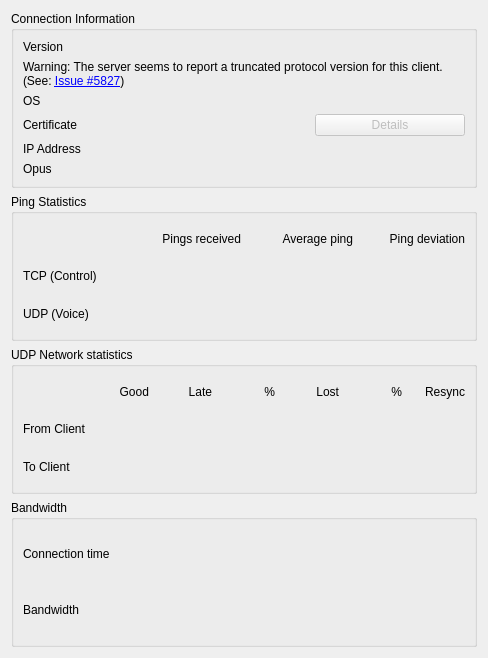
Qt form src/mumble/UserInformation.ui (Hartmnt/mumble) before a commit.
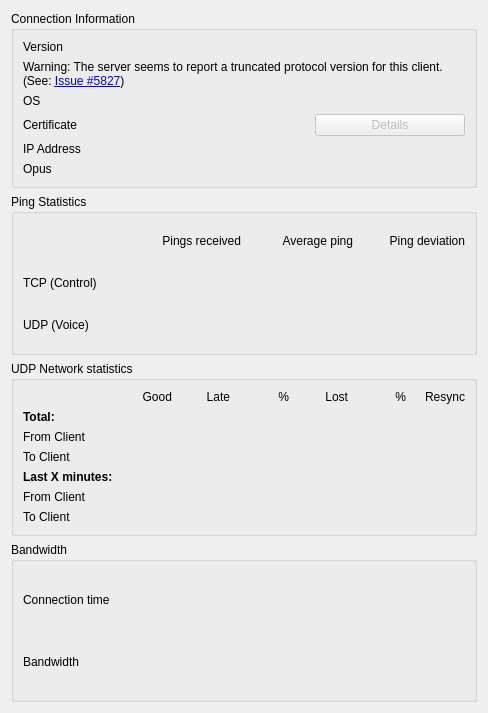
The same form after that commit. Custom widgets are drawn as their Qt base class.

Commit message:
FEAT(server, client): Add rolling connection quality stats
Previously, only the total packet statistics since the user
had connected were tracked. While a good start, these stats
are not really helping to understand sudden connection problems.

This commit adds additional server-side rolling packet stats
which are updated every few seconds/minutes. These new stats
are sent using additional fields in the UserStats protocol
message and rendered in the UserInformation dialog in the
client.

Closes #5872

Diff of the .ui file:
```diff
--- a/src/mumble/UserInformation.ui
+++ b/src/mumble/UserInformation.ui
@@ -7,7 +7,7 @@
     <x>0</x>
     <y>0</y>
     <width>488</width>
-    <height>658</height>
+    <height>713</height>
    </rect>
   </property>
   <property name="windowTitle">
@@ -319,6 +319,26 @@
       <string>UDP Network statistics</string>
      </property>
      <layout class="QGridLayout" name="gridLayout_3">
+      <item row="5" column="6">
+       <widget class="QLabel" name="qlFromResyncRolling">
+        <property name="text">
+         <string/>
+        </property>
+        <property name="alignment">
+         <set>Qt::AlignmentFlag::AlignRight|Qt::AlignmentFlag::AlignTrailing|Qt::AlignmentFlag::AlignVCenter</set>
+        </property>
+       </widget>
+      </item>
+      <item row="6" column="0">
+       <widget class="QLabel" name="qliRollingTo">
+        <property name="accessibleName">
+         <string>to client rolling average</string>
+        </property>
+        <property name="text">
+         <string>To Client</string>
+        </property>
+       </widget>
+      </item>
       <item row="0" column="1">
        <widget class="QLabel" name="qliGood">
         <property name="text">
@@ -335,7 +355,116 @@
          <string>Late</string>
         </property>
         <property name="alignment">
-         <set>Qt::AlignRight|Qt::AlignTrailing|Qt::AlignVCenter</set>
+         <set>Qt::AlignmentFlag::AlignRight|Qt::AlignmentFlag::AlignTrailing|Qt::AlignmentFlag::AlignVCenter</set>
+        </property>
+       </widget>
+      </item>
+      <item row="2" column="5">
+       <widget class="QLabel" name="qlFromLostPercent">
+        <property name="text">
+         <string notr="true"/>
+        </property>
+        <property name="alignment">
+         <set>Qt::AlignmentFlag::AlignRight|Qt::AlignmentFlag::AlignTrailing|Qt::AlignmentFlag::AlignVCenter</set>
+        </property>
+       </widget>
+      </item>
+      <item row="6" column="6">
+       <widget class="QLabel" name="qlToResyncRolling">
+        <property name="text">
+         <string/>
+        </property>
+        <property name="alignment">
+         <set>Qt::AlignmentFlag::AlignRight|Qt::AlignmentFlag::AlignTrailing|Qt::AlignmentFlag::AlignVCenter</set>
+        </property>
+       </widget>
+      </item>
+      <item row="5" column="4">
+       <widget class="QLabel" name="qlFromLostRolling">
+        <property name="text">
+         <string/>
+        </property>
+        <property name="alignment">
+         <set>Qt::AlignmentFlag::AlignRight|Qt::AlignmentFlag::AlignTrailing|Qt::AlignmentFlag::AlignVCenter</set>
+        </property>
+       </widget>
+      </item>
+      <item row="2" column="2">
+       <widget class="QLabel" name="qlFromLate">
+        <property name="text">
+         <string/>
+        </property>
+        <property name="alignment">
+         <set>Qt::AlignmentFlag::AlignRight|Qt::AlignmentFlag::AlignTrailing|Qt::AlignmentFlag::AlignVCenter</set>
+        </property>
+        <property name="textInteractionFlags">
+         <set>Qt::TextInteractionFlag::LinksAccessibleByMouse|Qt::TextInteractionFlag::TextSelectableByMouse</set>
+        </property>
+       </widget>
+      </item>
+      <item row="3" column="2">
+       <widget class="QLabel" name="qlToLate">
+        <property name="text">
+         <string/>
+        </property>
+        <property name="alignment">
+         <set>Qt::AlignmentFlag::AlignRight|Qt::AlignmentFlag::AlignTrailing|Qt::AlignmentFlag::AlignVCenter</set>
+        </property>
+        <property name="textInteractionFlags">
+         <set>Qt::TextInteractionFlag::LinksAccessibleByMouse|Qt::TextInteractionFlag::TextSelectableByMouse</set>
+        </property>
+       </widget>
+      </item>
+      <item row="6" column="5">
+       <widget class="QLabel" name="qlToLostPercentRolling">
+        <property name="text">
+         <string/>
+        </property>
+        <property name="alignment">
+         <set>Qt::AlignmentFlag::AlignRight|Qt::AlignmentFlag::AlignTrailing|Qt::AlignmentFlag::AlignVCenter</set>
+        </property>
+       </widget>
+      </item>
+      <item row="6" column="4">
+       <widget class="QLabel" name="qlToLostRolling">
+        <property name="text">
+         <string/>
+        </property>
+        <property name="alignment">
+         <set>Qt::AlignmentFlag::AlignRight|Qt::AlignmentFlag::AlignTrailing|Qt::AlignmentFlag::AlignVCenter</set>
+        </property>
+       </widget>
+      </item>
+      <item row="3" column="3">
+       <widget class="QLabel" name="qlToLatePercent">
+        <property name="text">
+         <string notr="true"/>
+        </property>
+        <property name="alignment">
+         <set>Qt::AlignmentFlag::AlignRight|Qt::AlignmentFlag::AlignTrailing|Qt::AlignmentFlag::AlignVCenter</set>
+        </property>
+       </widget>
+      </item>
+      <item row="6" column="1">
+       <widget class="QLabel" name="qlToGoodRolling">
+        <property name="text">
+         <string/>
+        </property>
+        <property name="alignment">
+         <set>Qt::AlignmentFlag::AlignRight|Qt::AlignmentFlag::AlignTrailing|Qt::AlignmentFlag::AlignVCenter</set>
+        </property>
+       </widget>
+      </item>
+      <item row="2" column="4">
+       <widget class="QLabel" name="qlFromLost">
+        <property name="text">
+         <string/>
+        </property>
+        <property name="alignment">
+         <set>Qt::AlignmentFlag::AlignRight|Qt::AlignmentFlag::AlignTrailing|Qt::AlignmentFlag::AlignVCenter</set>
+        </property>
+        <property name="textInteractionFlags">
+         <set>Qt::TextInteractionFlag::LinksAccessibleByMouse|Qt::TextInteractionFlag::TextSelectableByMouse</set>
         </property>
        </widget>
       </item>
@@ -345,7 +474,125 @@
          <string>Lost</string>
         </property>
         <property name="alignment">
-         <set>Qt::AlignRight|Qt::AlignTrailing|Qt::AlignVCenter</set>
+         <set>Qt::AlignmentFlag::AlignRight|Qt::AlignmentFlag::AlignTrailing|Qt::AlignmentFlag::AlignVCenter</set>
+        </property>
+       </widget>
+      </item>
+      <item row="5" column="1">
+       <widget class="QLabel" name="qlFromGoodRolling">
+        <property name="text">
+         <string/>
+        </property>
+        <property name="alignment">
+         <set>Qt::AlignmentFlag::AlignRight|Qt::AlignmentFlag::AlignTrailing|Qt::AlignmentFlag::AlignVCenter</set>
+        </property>
+       </widget>
+      </item>
+      <item row="6" column="3">
+       <widget class="QLabel" name="qlToLatePercentRolling">
+        <property name="text">
+         <string/>
+        </property>
+        <property name="alignment">
+         <set>Qt::AlignmentFlag::AlignRight|Qt::AlignmentFlag::AlignTrailing|Qt::AlignmentFlag::AlignVCenter</set>
+        </property>
+       </widget>
+      </item>
+      <item row="3" column="0">
+       <widget class="QLabel" name="qliToClient">
+        <property name="text">
+         <string>To Client</string>
+        </property>
+       </widget>
+      </item>
+      <item row="4" column="0">
+       <widget class="QLabel" name="qliRolling">
+        <property name="font">
+         <font>
+          <bold>true</bold>
+         </font>
+        </property>
+        <property name="text">
+         <string>Last X minutes:</string>
+        </property>
+       </widget>
+      </item>
+      <item row="6" column="2">
+       <widget class="QLabel" name="qlToLateRolling">
+        <property name="text">
+         <string/>
+        </property>
+        <property name="alignment">
+         <set>Qt::AlignmentFlag::AlignRight|Qt::AlignmentFlag::AlignTrailing|Qt::AlignmentFlag::AlignVCenter</set>
+        </property>
+       </widget>
+      </item>
+      <item row="2" column="1">
+       <widget class="QLabel" name="qlFromGood">
+        <property name="text">
+         <string/>
+        </property>
+        <property name="alignment">
+         <set>Qt::AlignmentFlag::AlignRight|Qt::AlignmentFlag::AlignTrailing|Qt::AlignmentFlag::AlignVCenter</set>
+        </property>
+        <property name="textInteractionFlags">
+         <set>Qt::TextInteractionFlag::LinksAccessibleByMouse|Qt::TextInteractionFlag::TextSelectableByMouse</set>
+        </property>
+       </widget>
+      </item>
+      <item row="2" column="3">
+       <widget class="QLabel" name="qlFromLatePercent">
+        <property name="text">
+         <string notr="true"/>
+        </property>
+        <property name="alignment">
+         <set>Qt::AlignmentFlag::AlignRight|Qt::AlignmentFlag::AlignTrailing|Qt::AlignmentFlag::AlignVCenter</set>
+        </property>
+       </widget>
+      </item>
+      <item row="0" column="5">
+       <widget class="QLabel" name="qliLostPercent">
+        <property name="text">
+         <string notr="true">%</string>
+        </property>
+        <property name="accessibleName">
+         <string>% lost</string>
+        </property>
+        <property name="alignment">
+         <set>Qt::AlignmentFlag::AlignRight|Qt::AlignmentFlag::AlignTrailing|Qt::AlignmentFlag::AlignVCenter</set>
+        </property>
+       </widget>
+      </item>
+      <item row="5" column="0">
+       <widget class="QLabel" name="qliRollingFrom">
+        <property name="accessibleName">
+         <string>from client rolling average</string>
+        </property>
+        <property name="text">
+         <string>From Client</string>
+        </property>
+       </widget>
+      </item>
+      <item row="2" column="6">
+       <widget class="QLabel" name="qlFromResync">
+        <property name="text">
+         <string/>
+        </property>
+        <property name="alignment">
+         <set>Qt::AlignmentFlag::AlignRight|Qt::AlignmentFlag::AlignTrailing|Qt::AlignmentFlag::AlignVCenter</set>
+        </property>
+        <property name="textInteractionFlags">
+         <set>Qt::TextInteractionFlag::LinksAccessibleByMouse|Qt::TextInteractionFlag::TextSelectableByMouse</set>
+        </property>
+       </widget>
+      </item>
+      <item row="5" column="3">
+       <widget class="QLabel" name="qlFromLatePercentRolling">
+        <property name="text">
+         <string/>
+        </property>
+        <property name="alignment">
+         <set>Qt::AlignmentFlag::AlignRight|Qt::AlignmentFlag::AlignTrailing|Qt::AlignmentFlag::AlignVCenter</set>
         </property>
        </widget>
       </item>
@@ -359,18 +606,11 @@
         </property>
        </widget>
       </item>
-      <item row="1" column="0">
-       <widget class="QLabel" name="qliFromClient">
+      <item row="3" column="5">
+       <widget class="QLabel" name="qlToLostPercent">
         <property name="text">
-         <string>From Client</string>
+         <string notr="true"/>
         </property>
-       </widget>
-      </item>
-      <item row="1" column="1">
-       <widget class="QLabel" name="qlFromGood">
-        <property name="text">
-         <string/>
-        </property>
         <property name="alignment">
          <set>Qt::AlignRight|Qt::AlignTrailing|Qt::AlignVCenter</set>
         </property>
@@ -379,92 +619,7 @@
         </property>
        </widget>
       </item>
-      <item row="1" column="2">
-       <widget class="QLabel" name="qlFromLate">
-        <property name="text">
-         <string/>
-        </property>
-        <property name="alignment">
-         <set>Qt::AlignRight|Qt::AlignTrailing|Qt::AlignVCenter</set>
-        </property>
-        <property name="textInteractionFlags">
-         <set>Qt::LinksAccessibleByMouse|Qt::TextSelectableByMouse</set>
-        </property>
-       </widget>
-      </item>
-      <item row="1" column="4">
-       <widget class="QLabel" name="qlFromLost">
-        <property name="text">
-         <string/>
-        </property>
-        <property name="alignment">
-         <set>Qt::AlignRight|Qt::AlignTrailing|Qt::AlignVCenter</set>
-        </property>
-        <property name="textInteractionFlags">
-         <set>Qt::LinksAccessibleByMouse|Qt::TextSelectableByMouse</set>
-        </property>
-       </widget>
-      </item>
-      <item row="1" column="6">
-       <widget class="QLabel" name="qlFromResync">
-        <property name="text">
-         <string/>
-        </property>
-        <property name="alignment">
-         <set>Qt::AlignRight|Qt::AlignTrailing|Qt::AlignVCenter</set>
-        </property>
-        <property name="textInteractionFlags">
-         <set>Qt::LinksAccessibleByMouse|Qt::TextSelectableByMouse</set>
-        </property>
-       </widget>
-      </item>
-      <item row="2" column="0">
-       <widget class="QLabel" name="qliToClient">
-        <property name="text">
-         <string>To Client</string>
-        </property>
-       </widget>
-      </item>
-      <item row="2" column="1">
-       <widget class="QLabel" name="qlToGood">
-        <property name="text">
-         <string/>
-        </property>
-        <property name="alignment">
-         <set>Qt::AlignRight|Qt::AlignTrailing|Qt::AlignVCenter</set>
-        </property>
-        <property name="textInteractionFlags">
-         <set>Qt::LinksAccessibleByMouse|Qt::TextSelectableByMouse</set>
-        </property>
-       </widget>
-      </item>
-      <item row="2" column="2">
-       <widget class="QLabel" name="qlToLate">
-        <property name="text">
-         <string/>
-        </property>
-        <property name="alignment">
-         <set>Qt::AlignRight|Qt::AlignTrailing|Qt::AlignVCenter</set>
-        </property>
-        <property name="textInteractionFlags">
-         <set>Qt::LinksAccessibleByMouse|Qt::TextSelectableByMouse</set>
-        </property>
-       </widget>
-      </item>
-      <item row="2" column="4">
-       <widget class="QLabel" name="qlToLost">
-        <property name="text">
-         <string/>
-        </property>
-        <property name="alignment">
-         <set>Qt::AlignRight|Qt::AlignTrailing|Qt::AlignVCenter</set>
-        </property>
-        <property name="textInteractionFlags">
-         <set>Qt::LinksAccessibleByMouse|Qt::TextSelectableByMouse</set>
-        </property>
-       </widget>
-      </item>
-      <item row="2" column="6">
+      <item row="3" column="6">
        <widget class="QLabel" name="qlToResync">
         <property name="text">
          <string/>
@@ -487,53 +642,65 @@
         </property>
        </widget>
       </item>
-      <item row="0" column="5">
-       <widget class="QLabel" name="qliLostPercent">
+      <item row="3" column="1">
+       <widget class="QLabel" name="qlToGood">
         <property name="text">
-         <string notr="true">%</string>
+         <string/>
         </property>
         <property name="alignment">
          <set>Qt::AlignRight|Qt::AlignTrailing|Qt::AlignVCenter</set>
         </property>
        </widget>
       </item>
-      <item row="1" column="3">
-       <widget class="QLabel" name="qlFromLatePercent">
+      <item row="5" column="5">
+       <widget class="QLabel" name="qlFromLostPercentRolling">
         <property name="text">
-         <string notr="true"/>
+         <string/>
         </property>
         <property name="alignment">
-         <set>Qt::AlignRight|Qt::AlignTrailing|Qt::AlignVCenter</set>
+         <set>Qt::AlignmentFlag::AlignRight|Qt::AlignmentFlag::AlignTrailing|Qt::AlignmentFlag::AlignVCenter</set>
         </property>
        </widget>
       </item>
-      <item row="2" column="3">
-       <widget class="QLabel" name="qlToLatePercent">
+      <item row="5" column="2">
+       <widget class="QLabel" name="qlFromLateRolling">
         <property name="text">
-         <string notr="true"/>
+         <string/>
         </property>
         <property name="alignment">
-         <set>Qt::AlignRight|Qt::AlignTrailing|Qt::AlignVCenter</set>
+         <set>Qt::AlignmentFlag::AlignRight|Qt::AlignmentFlag::AlignTrailing|Qt::AlignmentFlag::AlignVCenter</set>
         </property>
        </widget>
       </item>
-      <item row="1" column="5">
-       <widget class="QLabel" name="qlFromLostPercent">
+      <item row="2" column="0">
+       <widget class="QLabel" name="qliFromClient">
         <property name="text">
-         <string notr="true"/>
+         <string>From Client</string>
         </property>
-        <property name="alignment">
-         <set>Qt::AlignRight|Qt::AlignTrailing|Qt::AlignVCenter</set>
+       </widget>
+      </item>
+      <item row="1" column="0">
+       <widget class="QLabel" name="qlITotal">
+        <property name="font">
+         <font>
+          <bold>true</bold>
+         </font>
         </property>
+        <property name="text">
+         <string>Total:</string>
+        </property>
        </widget>
       </item>
-      <item row="2" column="5">
-       <widget class="QLabel" name="qlToLostPercent">
+      <item row="3" column="4">
+       <widget class="QLabel" name="qlToLost">
         <property name="text">
-         <string notr="true"/>
+         <string/>
         </property>
         <property name="alignment">
-         <set>Qt::AlignRight|Qt::AlignTrailing|Qt::AlignVCenter</set>
+         <set>Qt::AlignmentFlag::AlignRight|Qt::AlignmentFlag::AlignTrailing|Qt::AlignmentFlag::AlignVCenter</set>
+        </property>
+        <property name="textInteractionFlags">
+         <set>Qt::TextInteractionFlag::LinksAccessibleByMouse|Qt::TextInteractionFlag::TextSelectableByMouse</set>
         </property>
        </widget>
       </item>
```
Left out of the diff: 71 changed lines with no effect on the pictures. The commit also changes 7 other files.
